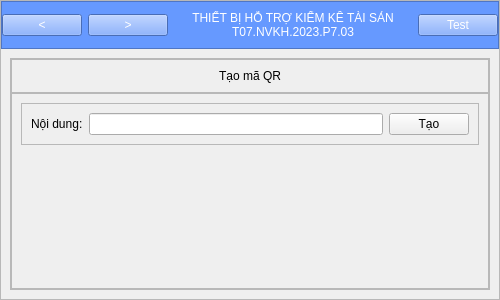
First picture: the form in Frontend/Design/design.ui, repository Qyt0109/KiemKeTaiSan, before the edit.
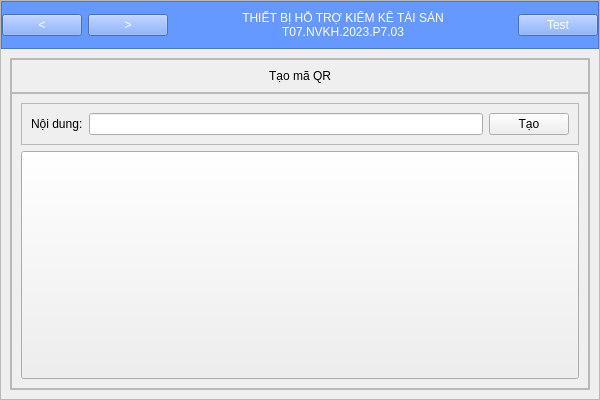
Second picture: the form after the edit. The open tabs and pages were chosen to show the change.

```diff
--- a/Frontend/Design/design.ui
+++ b/Frontend/Design/design.ui
@@ -6,8 +6,8 @@
    <rect>
     <x>0</x>
     <y>0</y>
-    <width>500</width>
-    <height>300</height>
+    <width>600</width>
+    <height>400</height>
    </rect>
   </property>
   <property name="windowTitle">
@@ -381,9 +381,9 @@
                   </widget>
                  </item>
                  <item>
-                  <widget class="QLabel" name="label_CreatedQRImage">
+                  <widget class="QPushButton" name="pushButton_CreatedQRImage_Save">
                    <property name="sizePolicy">
-                    <sizepolicy hsizetype="Preferred" vsizetype="Expanding">
+                    <sizepolicy hsizetype="Minimum" vsizetype="Expanding">
                      <horstretch>0</horstretch>
                      <verstretch>0</verstretch>
                     </sizepolicy>
@@ -391,12 +391,6 @@
                    <property name="text">
                     <string/>
                    </property>
-                   <property name="scaledContents">
-                    <bool>true</bool>
-                   </property>
-                   <property name="alignment">
-                    <set>Qt::AlignCenter</set>
-                   </property>
                   </widget>
                  </item>
                 </layout>
```
Left out of the diff: 14 changed lines with no effect on the pictures.
